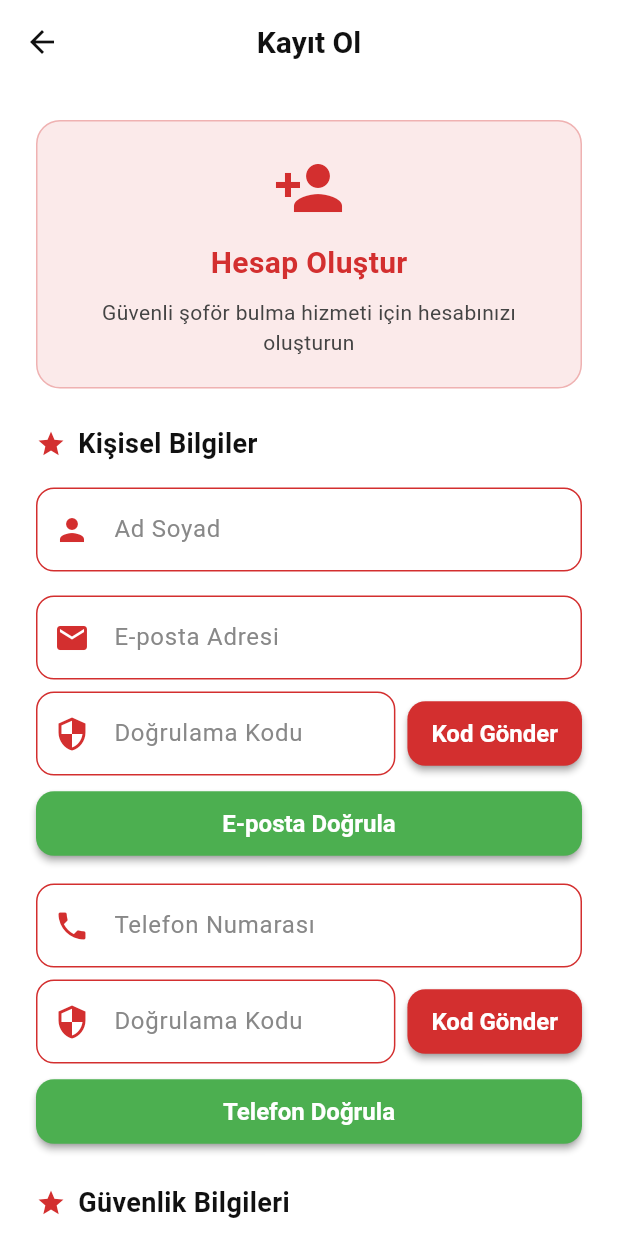
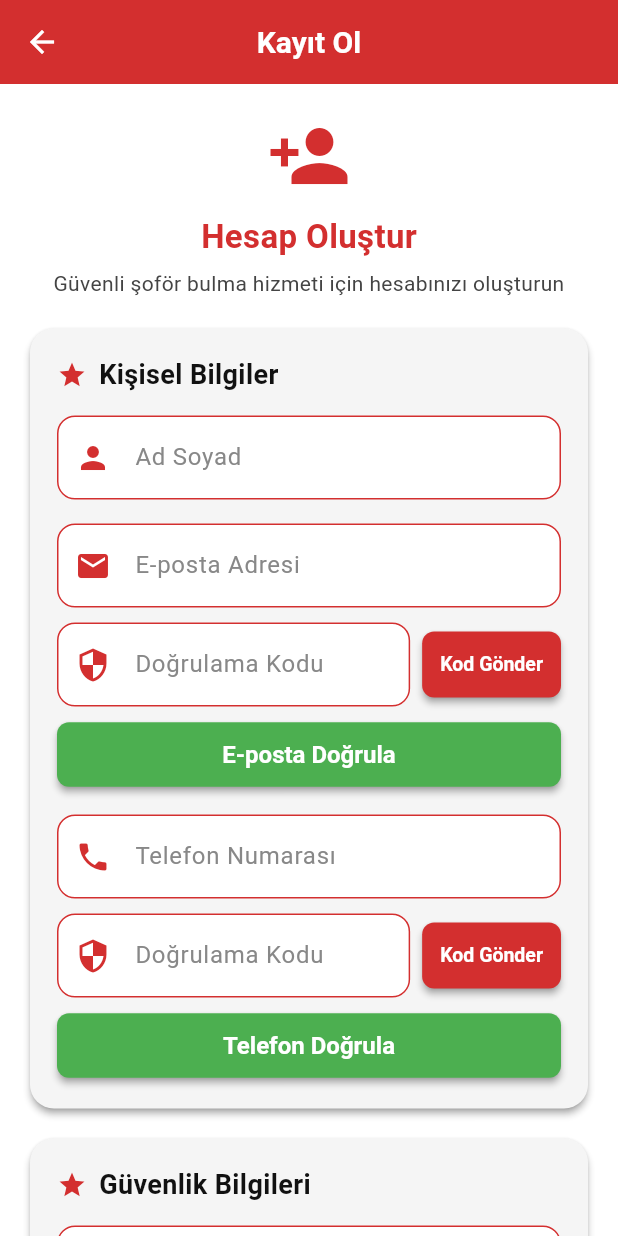
Before and after one commit to ilaydaksoy/sofor-driver-app, a Flutter app: the RegisterScreen screen opened directly, on a phone screen of 412 x 824 dp. Run offline on Flutter 3.47's test engine with Material 3 defaults, Android fonts, the phone set to English and light mode, and no system bars; our stand-ins replace shared_preferences; accounts and stored records are empty; network calls fail.

Commit message:
Tasarım iiyleştirilmeleri yapılıyo

```diff
--- a/lib/screens/register_screen.dart
+++ b/lib/screens/register_screen.dart
@@ -156,49 +156,42 @@ class _RegisterScreenState extends State<RegisterScreen> {
         title: const Text(
           'Kayıt Ol',
           style: TextStyle(
-            color: Color(AppConstants.textColorValue),
+            color: Colors.white,
             fontWeight: FontWeight.bold,
           ),
         ),
-        backgroundColor: Colors.white,
+        backgroundColor: Color(AppConstants.primaryColorValue),
         elevation: 0,
-        iconTheme: const IconThemeData(color: Color(AppConstants.textColorValue)),
+        iconTheme: const IconThemeData(color: Colors.white),
       ),
       body: SafeArea(
         child: SingleChildScrollView(
-          padding: const EdgeInsets.all(24.0),
+          padding: const EdgeInsets.all(20.0),
           child: Form(
             key: _formKey,
             child: Column(
               crossAxisAlignment: CrossAxisAlignment.stretch,
               children: [
                 // Hoş Geldin Mesajı
-                Container(
-                  padding: const EdgeInsets.all(20),
-                  decoration: BoxDecoration(
-                    color: Color(AppConstants.primaryColorValue).withOpacity(0.1),
-                    borderRadius: BorderRadius.circular(16),
-                    border: Border.all(
-                      color: Color(AppConstants.primaryColorValue).withOpacity(0.3),
-                    ),
-                  ),
+                Padding(
+                  padding: const EdgeInsets.only(bottom: 20),
                   child: Column(
                     children: [
                       Icon(
                         Icons.person_add,
-                        size: 48,
+                        size: 56,
                         color: Color(AppConstants.primaryColorValue),
                       ),
-                      const SizedBox(height: 12),
+                      const SizedBox(height: 10),
                 Text(
                         'Hesap Oluştur',
                         style: TextStyle(
-                          fontSize: 20,
+                          fontSize: 22,
                     fontWeight: FontWeight.bold,
                           color: Color(AppConstants.primaryColorValue),
                         ),
                       ),
-                      const SizedBox(height: 8),
+                      const SizedBox(height: 6),
                       Text(
                         'Güvenli şoför bulma hizmeti için hesabınızı oluşturun',
                         textAlign: TextAlign.center,
@@ -210,12 +203,18 @@ class _RegisterScreenState extends State<RegisterScreen> {
                     ],
                   ),
                 ),
-                const SizedBox(height: 24),
-
-                // Kişisel Bilgiler
+                // Kişisel Bilgiler Kartı
+                Card(
+                  elevation: 2,
+                  shape: RoundedRectangleBorder(borderRadius: BorderRadius.circular(16)),
+                  margin: const EdgeInsets.only(bottom: 20),
+                  child: Padding(
+                    padding: const EdgeInsets.all(18),
+                    child: Column(
+                      crossAxisAlignment: CrossAxisAlignment.stretch,
+                      children: [
                         _buildSectionTitle('Kişisel Bilgiler'),
-                const SizedBox(height: 16),
-
+                        const SizedBox(height: 14),
                 CustomTextField(
                   controller: _nameController,
                           hintText: 'Ad Soyad',
@@ -228,8 +227,6 @@ class _RegisterScreenState extends State<RegisterScreen> {
                   },
                 ),
                 const SizedBox(height: 16),
-
-                // E-posta ve Doğrulama
                 CustomTextField(
                   controller: _emailController,
                           hintText: 'E-posta Adresi',
@@ -246,8 +243,8 @@ class _RegisterScreenState extends State<RegisterScreen> {
                     return null;
                   },
                 ),
-                const SizedBox(height: 8),
-
+                        const SizedBox(height: 10),
+                        // E-posta doğrulama
                         if (!_emailVerified) ...[
                           Row(
                             children: [
@@ -275,9 +272,11 @@ class _RegisterScreenState extends State<RegisterScreen> {
                                 },
                                 style: ElevatedButton.styleFrom(
                                   backgroundColor: Color(AppConstants.primaryColorValue),
-                          padding: const EdgeInsets.symmetric(horizontal: 16, vertical: 12),
+                                  padding: const EdgeInsets.symmetric(horizontal: 12, vertical: 12),
+                                  minimumSize: const Size(0, 44),
+                                  shape: RoundedRectangleBorder(borderRadius: BorderRadius.circular(8)),
                                 ),
-                        child: const Text('Kod Gönder', style: TextStyle(color: Colors.white)),
+                                child: const Text('Kod Gönder', style: TextStyle(color: Colors.white, fontSize: 13)),
                               ),
                             ],
                           ),
@@ -298,6 +297,7 @@ class _RegisterScreenState extends State<RegisterScreen> {
                             style: ElevatedButton.styleFrom(
                               backgroundColor: Colors.green,
                               padding: const EdgeInsets.symmetric(vertical: 12),
+                              shape: RoundedRectangleBorder(borderRadius: BorderRadius.circular(8)),
                             ),
                             child: const Text('E-posta Doğrula', style: TextStyle(color: Colors.white)),
                           ),
@@ -319,8 +319,6 @@ class _RegisterScreenState extends State<RegisterScreen> {
                           ),
                         ],
                 const SizedBox(height: 16),
-
-                // Telefon ve Doğrulama
                 CustomTextField(
                   controller: _phoneController,
                           hintText: 'Telefon Numarası',
@@ -337,8 +335,7 @@ class _RegisterScreenState extends State<RegisterScreen> {
                     return null;
                   },
                 ),
-                const SizedBox(height: 8),
-
+                        const SizedBox(height: 10),
                         if (!_phoneVerified) ...[
                           Row(
                             children: [
@@ -366,9 +363,11 @@ class _RegisterScreenState extends State<RegisterScreen> {
                                 },
                                 style: ElevatedButton.styleFrom(
                                   backgroundColor: Color(AppConstants.primaryColorValue),
-                          padding: const EdgeInsets.symmetric(horizontal: 16, vertical: 12),
+                                  padding: const EdgeInsets.symmetric(horizontal: 12, vertical: 12),
+                                  minimumSize: const Size(0, 44),
+                                  shape: RoundedRectangleBorder(borderRadius: BorderRadius.circular(8)),
                                 ),
-                        child: const Text('Kod Gönder', style: TextStyle(color: Colors.white)),
+                                child: const Text('Kod Gönder', style: TextStyle(color: Colors.white, fontSize: 13)),
                               ),
                             ],
                           ),
@@ -389,6 +388,7 @@ class _RegisterScreenState extends State<RegisterScreen> {
                             style: ElevatedButton.styleFrom(
                               backgroundColor: Colors.green,
                               padding: const EdgeInsets.symmetric(vertical: 12),
+                              shape: RoundedRectangleBorder(borderRadius: BorderRadius.circular(8)),
                             ),
                             child: const Text('Telefon Doğrula', style: TextStyle(color: Colors.white)),
                           ),
@@ -409,12 +409,22 @@ class _RegisterScreenState extends State<RegisterScreen> {
                             ),
                           ),
                         ],
-                const SizedBox(height: 24),
-
-                // Şifre Bilgileri
+                      ],
+                    ),
+                  ),
+                ),
+                // Şifre Bilgileri Kartı
+                Card(
+                  elevation: 2,
+                  shape: RoundedRectangleBorder(borderRadius: BorderRadius.circular(16)),
+                  margin: const EdgeInsets.only(bottom: 24),
+                  child: Padding(
+                    padding: const EdgeInsets.all(18),
+                    child: Column(
+                      crossAxisAlignment: CrossAxisAlignment.stretch,
+                      children: [
                         _buildSectionTitle('Güvenlik Bilgileri'),
-                const SizedBox(height: 16),
-
+                        const SizedBox(height: 14),
                 CustomTextField(
                   controller: _passwordController,
                           hintText: 'Şifre',
@@ -441,7 +451,6 @@ class _RegisterScreenState extends State<RegisterScreen> {
                   },
                 ),
                 const SizedBox(height: 16),
-
                 CustomTextField(
                   controller: _confirmPasswordController,
                           hintText: 'Şifre Tekrar',
@@ -467,8 +476,10 @@ class _RegisterScreenState extends State<RegisterScreen> {
                     return null;
                   },
                 ),
-                const SizedBox(height: 32),
-
+                      ],
+                    ),
+                  ),
+                ),
                 // Kayıt Butonu
                 Consumer<AuthProvider>(
                   builder: (context, authProvider, child) {
@@ -480,7 +491,6 @@ class _RegisterScreenState extends State<RegisterScreen> {
                   },
                 ),
                 const SizedBox(height: 16),
-
                 // Hata Mesajı
                 Consumer<AuthProvider>(
                   builder: (context, authProvider, child) {
@@ -508,38 +518,64 @@ class _RegisterScreenState extends State<RegisterScreen> {
                   },
                 ),
                 const SizedBox(height: 24),
-
                 // Bilgilendirme
-                Container(
-                  padding: const EdgeInsets.all(16),
-                  decoration: BoxDecoration(
-                    color: Colors.blue.withOpacity(0.1),
-                    borderRadius: BorderRadius.circular(12),
-                    border: Border.all(color: Colors.blue.withOpacity(0.3)),
-                  ),
+                Card(
+                  elevation: 0,
+                  color: Color(AppConstants.primaryColorValue).withOpacity(0.08),
+                  shape: RoundedRectangleBorder(borderRadius: BorderRadius.circular(12)),
+                  child: Padding(
+                    padding: const EdgeInsets.all(14),
+                    child: Row(
+                      children: [
+                        Icon(Icons.info_outline, color: Color(AppConstants.primaryColorValue), size: 24),
+                        const SizedBox(width: 10),
+                        Expanded(
                           child: Column(
+                            crossAxisAlignment: CrossAxisAlignment.start,
                             children: [
-                      Icon(Icons.info_outline, color: Colors.blue, size: 24),
-                      const SizedBox(height: 8),
                               Text(
                                 'Güvenlik ve Gizlilik',
                                 style: TextStyle(
-                          fontSize: 16,
+                                  fontSize: 15,
                                   fontWeight: FontWeight.bold,
-                          color: Colors.blue,
+                                  color: Color(AppConstants.primaryColorValue),
                                 ),
                               ),
-                      const SizedBox(height: 4),
+                              const SizedBox(height: 2),
                               Text(
                                 'Bilgileriniz güvenle saklanır ve üçüncü taraflarla paylaşılmaz.',
-                        textAlign: TextAlign.center,
                                 style: TextStyle(
                                   fontSize: 12,
-                          color: Colors.blue[700],
+                                  color: Color(AppConstants.primaryColorValue),
                                 ),
                               ),
                             ],
                           ),
+                        ),
+                      ],
+                    ),
+                  ),
+                ),
+                const SizedBox(height: 20),
+                // Girişe yönlendirme
+                Row(
+                  mainAxisAlignment: MainAxisAlignment.center,
+                  children: [
+                    const Text('Zaten hesabın var mı? '),
+                    GestureDetector(
+                      onTap: () {
+                        Navigator.pushReplacementNamed(context, '/login');
+                      },
+                      child: Text(
+                        'Giriş Yap',
+                        style: TextStyle(
+                          color: Color(AppConstants.primaryColorValue),
+                          fontWeight: FontWeight.bold,
+                          decoration: TextDecoration.underline,
+                        ),
+                      ),
+                    ),
+                  ],
                 ),
               ],
             ),
```
Also changed, not shown: lib/screens/home_screen.dart (+0 -7 lines), lib/screens/settings_screen.dart (+55 -17 lines). Lines whose indentation alone changed are shown as unchanged.
